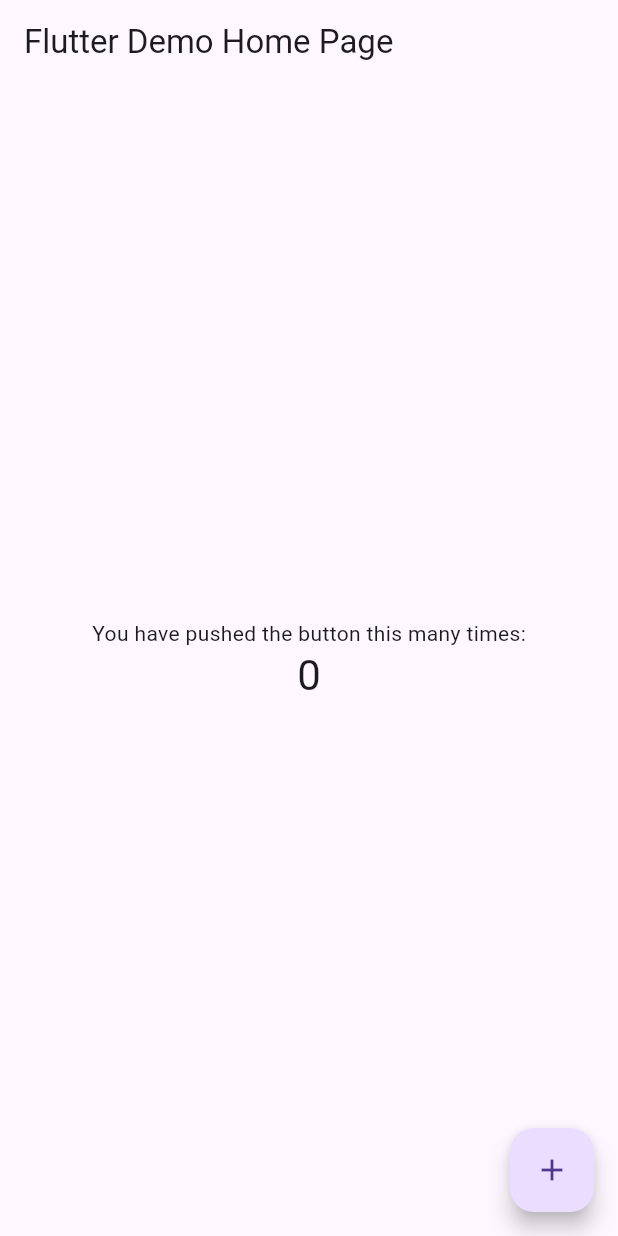
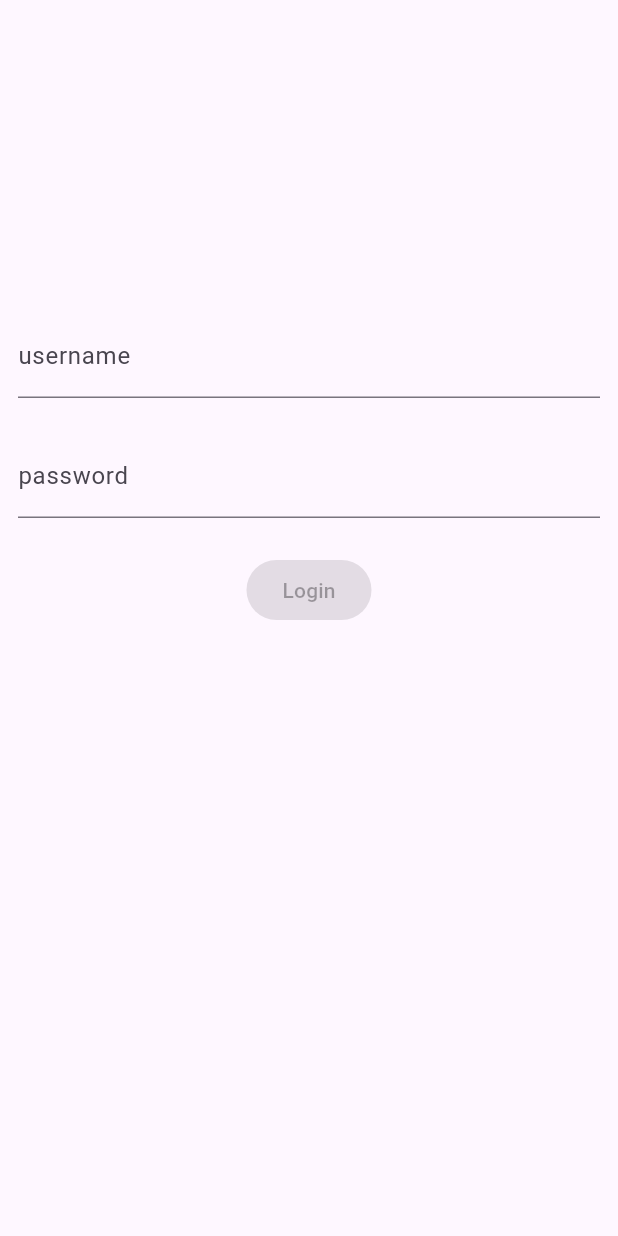
Before and after one commit to Autoshi-k/flutter-login, a Flutter app: the screen it shows after launch, on a phone screen of 412 x 824 dp. Run offline on Flutter 3.47's test engine with Material 3 defaults, Android fonts, the phone set to English and light mode, and no system bars; our stand-ins replace bloc, equatable, flutter_bloc, formz; accounts and stored records are empty.

Commit message:
completed the Bloc login tutorial

```diff
--- /dev/null
+++ b/lib/app.dart
@@ -0,0 +1,93 @@
+import 'package:authentication_repository/authentication_repository.dart';
+import 'package:basic_login/splash/splash.dart';
+import 'package:flutter/cupertino.dart';
+import 'package:flutter/material.dart';
+import 'package:flutter_bloc/flutter_bloc.dart';
+import 'package:user_repository/user_repository.dart';
+
+import 'features/home/view/home_page.dart';
+import 'features/login/bloc/authentication_bloc.dart';
+import 'features/login/view/login_page.dart';
+
+class App extends StatefulWidget {
+  const App({super.key});
+
+  @override
+  State<App> createState() => _AppState();
+}
+
+class _AppState extends State<App> {
+  late final AuthenticationRepository _authenticationRepository;
+  late final UserRepository _userRepository;
+
+  @override
+  void initState() {
+    super.initState();
+    _authenticationRepository = AuthenticationRepository();
+    _userRepository = UserRepository();
+  }
+
+  @override
+  void dispose() {
+    _authenticationRepository.dispose();
+    super.dispose();
+  }
+
+  @override
+  Widget build(BuildContext context) {
+    return RepositoryProvider.value(
+      value: _authenticationRepository,
+      child: BlocProvider(
+        create: (_) => AuthenticationBloc(
+          authenticationRepository: _authenticationRepository,
+          userRepository: _userRepository,
+        ),
+        child: const AppView(),
+      ),
+    );
+  }
+}
+
+class AppView extends StatefulWidget {
+  const AppView({super.key});
+
+  @override
+  State<AppView> createState() => _AppViewState();
+}
+
+class _AppViewState extends State<AppView> {
+  final _navigatorKey = GlobalKey<NavigatorState>();
+
+  NavigatorState get _navigator => _navigatorKey.currentState!;
+
+  @override
+  Widget build(BuildContext context) {
+    return MaterialApp(
+      navigatorKey: _navigatorKey,
+      builder: (context, child) {
+        return BlocListener<AuthenticationBloc, AuthenticationState>(
+          listener: (context, state) {
+            switch (state.status) {
+              case AuthenticationStatus.authenticated:
+                _navigator.pushAndRemoveUntil<void>(
+                  HomePage.route(),
+                  (route) => false,
+                );
+                break;
+              case AuthenticationStatus.unauthenticated:
+                _navigator.pushAndRemoveUntil<void>(
+                  LoginPage.route(),
+                  (route) => false,
+                );
+                break;
+              case AuthenticationStatus.unknown:
+                break;
+            }
+          },
+          child: child,
+        );
+      },
+      onGenerateRoute: (_) => SplashPage.route(),
+    );
+  }
+}
--- /dev/null
+++ b/lib/features/home/home_page.dart
@@ -0,0 +1 @@
+export 'view/home_page.dart';
--- /dev/null
+++ b/lib/features/home/view/home_page.dart
@@ -0,0 +1,41 @@
+import 'package:flutter/material.dart';
+import 'package:flutter_bloc/flutter_bloc.dart';
+
+import '../../login/bloc/authentication_bloc.dart';
+
+class HomePage extends StatelessWidget {
+  const HomePage({super.key});
+
+  static Route<void> route() {
+    return MaterialPageRoute<void>(builder: (_) => const HomePage());
+  }
+
+  @override
+  Widget build(BuildContext context) {
+    return Scaffold(
+      body: Center(
+        child: Column(
+          mainAxisSize: MainAxisSize.min,
+          children: <Widget>[
+            Builder(
+              builder: (context) {
+                final userId = context.select(
+                      (AuthenticationBloc bloc) => bloc.state.user.id,
+                );
+                return Text('UserID: $userId');
+              },
+            ),
+            ElevatedButton(
+              child: const Text('Logout'),
+              onPressed: () {
+                context
+                    .read<AuthenticationBloc>()
+                    .add(AuthenticationLogoutRequested());
+              },
+            ),
+          ],
+        ),
+      ),
+    );
+  }
+}
--- a/lib/features/login/bloc/authentication_event.dart
+++ b/lib/features/login/bloc/authentication_event.dart
@@ -1,14 +1,14 @@
 part of 'authentication_bloc.dart';
 
 @immutable
-sealed class AuthenticationEvent {
+class AuthenticationEvent {
   const AuthenticationEvent();
 }
 
-final class _AuthenticationStatusChanged extends AuthenticationEvent {
+class _AuthenticationStatusChanged extends AuthenticationEvent {
   const _AuthenticationStatusChanged(this.status);
 
   final AuthenticationStatus status;
 }
 
-final class AuthenticationLogoutRequested extends AuthenticationEvent {}
+class AuthenticationLogoutRequested extends AuthenticationEvent {}
--- /dev/null
+++ b/lib/features/login/bloc/login_bloc.dart
@@ -0,0 +1,67 @@
+import 'package:authentication_repository/authentication_repository.dart';
+import 'package:bloc/bloc.dart';
+import 'package:equatable/equatable.dart';
+import 'package:formz/formz.dart';
+
+import '../models/password.dart';
+import '../models/username.dart';
+
+part 'login_event.dart';
+part 'login_state.dart';
+
+class LoginBloc extends Bloc<LoginEvent, LoginState> {
+  LoginBloc({
+    required AuthenticationRepository authenticationRepository,
+  })  : _authenticationRepository = authenticationRepository,
+        super(const LoginState()) {
+    on<LoginUsernameChanged>(_onUsernameChanged);
+    on<LoginPasswordChanged>(_onPasswordChanged);
+    on<LoginSubmitted>(_onSubmitted);
+  }
+
+  final AuthenticationRepository _authenticationRepository;
+
+  void _onUsernameChanged(
+      LoginUsernameChanged event,
+      Emitter<LoginState> emit,
+      ) {
+    final username = Username.dirty(event.username);
+    emit(
+      state.copyWith(
+        username: username,
+        isValid: Formz.validate([state.password, username]),
+      ),
+    );
+  }
+
+  void _onPasswordChanged(
+      LoginPasswordChanged event,
+      Emitter<LoginState> emit,
+      ) {
+    final password = Password.dirty(event.password);
+    emit(
+      state.copyWith(
+        password: password,
+        isValid: Formz.validate([password, state.username]),
+      ),
+    );
+  }
+
+  Future<void> _onSubmitted(
+      LoginSubmitted event,
+      Emitter<LoginState> emit,
+      ) async {
+    if (state.isValid) {
+      emit(state.copyWith(status: FormzSubmissionStatus.inProgress));
+      try {
+        await _authenticationRepository.logIn(
+          username: state.username.value,
+          password: state.password.value,
+        );
+        emit(state.copyWith(status: FormzSubmissionStatus.success));
+      } catch (_) {
+        emit(state.copyWith(status: FormzSubmissionStatus.failure));
+      }
+    }
+  }
+}
--- /dev/null
+++ b/lib/features/login/bloc/login_event.dart
@@ -0,0 +1,30 @@
+part of 'login_bloc.dart';
+
+class LoginEvent extends Equatable {
+  const LoginEvent();
+
+  @override
+  List<Object> get props => [];
+}
+
+class LoginUsernameChanged extends LoginEvent {
+  const LoginUsernameChanged(this.username);
+
+  final String username;
+
+  @override
+  List<Object> get props => [username];
+}
+
+class LoginPasswordChanged extends LoginEvent {
+  const LoginPasswordChanged(this.password);
+
+  final String password;
+
+  @override
+  List<Object> get props => [password];
+}
+
+class LoginSubmitted extends LoginEvent {
+  const LoginSubmitted();
+}
--- /dev/null
+++ b/lib/features/login/bloc/login_state.dart
@@ -0,0 +1,32 @@
+part of 'login_bloc.dart';
+
+class LoginState extends Equatable {
+  const LoginState({
+    this.status = FormzSubmissionStatus.initial,
+    this.username = const Username.pure(),
+    this.password = const Password.pure(),
+    this.isValid = false,
+  });
+
+  final FormzSubmissionStatus status;
+  final Username username;
+  final Password password;
+  final bool isValid;
+
+  LoginState copyWith({
+    FormzSubmissionStatus? status,
+    Username? username,
+    Password? password,
+    bool? isValid,
+  }) {
+    return LoginState(
+      status: status ?? this.status,
+      username: username ?? this.username,
+      password: password ?? this.password,
+      isValid: isValid ?? this.isValid,
+    );
+  }
+
+  @override
+  List<Object> get props => [status, username, password];
+}
--- /dev/null
+++ b/lib/features/login/models/models.dart
@@ -0,0 +1,2 @@
+export 'password.dart';
+export 'username.dart';
--- /dev/null
+++ b/lib/features/login/models/password.dart
@@ -0,0 +1,14 @@
+import 'package:formz/formz.dart';
+
+enum PasswordValidationError { empty }
+
+class Password extends FormzInput<String, PasswordValidationError> {
+  const Password.pure() : super.pure('');
+  const Password.dirty([super.value = '']) : super.dirty();
+
+  @override
+  PasswordValidationError? validator(String value) {
+    if (value.isEmpty) return PasswordValidationError.empty;
+    return null;
+  }
+}
--- /dev/null
+++ b/lib/features/login/models/username.dart
@@ -0,0 +1,15 @@
+import 'package:formz/formz.dart';
+
+enum UsernameValidationError { empty, tooShort }
+
+class Username extends FormzInput<String, UsernameValidationError> {
+  const Username.pure() : super.pure('');
+  const Username.dirty([super.value = '']) : super.dirty();
+
+  @override
+  UsernameValidationError? validator(String value) {
+    if (value.isEmpty) return UsernameValidationError.empty;
+    if (value.length < 2) return UsernameValidationError.tooShort;
+    return null;
+  }
+}
--- /dev/null
+++ b/lib/features/login/view/login_form.dart
@@ -0,0 +1,101 @@
+import 'package:flutter/material.dart';
+import 'package:flutter_bloc/flutter_bloc.dart';
+import 'package:formz/formz.dart';
+
+import '../bloc/login_bloc.dart';
+
+class LoginForm extends StatelessWidget {
+  const LoginForm({super.key});
+
+  @override
+  Widget build(BuildContext context) {
+    return BlocListener<LoginBloc, LoginState>(
+      listener: (context, state) {
+        if (state.status.isFailure) {
+          ScaffoldMessenger.of(context)
+            ..hideCurrentSnackBar()
+            ..showSnackBar(
+              const SnackBar(content: Text('Authentication Failure')),
+            );
+        }
+      },
+      child: Align(
+        alignment: const Alignment(0, -1 / 3),
+        child: Column(
+          mainAxisSize: MainAxisSize.min,
+          children: [
+            _UsernameInput(),
+            const Padding(padding: EdgeInsets.all(12)),
+            _PasswordInput(),
+            const Padding(padding: EdgeInsets.all(12)),
+            _LoginButton(),
+          ],
+        ),
+      ),
+    );
+  }
+}
+
+class _UsernameInput extends StatelessWidget {
+  @override
+  Widget build(BuildContext context) {
+    return BlocBuilder<LoginBloc, LoginState>(
+      buildWhen: (previous, current) => previous.username != current.username,
+      builder: (context, state) {
+        return TextField(
+          key: const Key('loginForm_usernameInput_textField'),
+          onChanged: (username) =>
+              context.read<LoginBloc>().add(LoginUsernameChanged(username)),
+          decoration: InputDecoration(
+            labelText: 'username',
+            errorText:
+            state.username.displayError != null ? 'invalid username' : null,
+          ),
+        );
+      },
+    );
+  }
+}
+
+class _PasswordInput extends StatelessWidget {
+  @override
+  Widget build(BuildContext context) {
+    return BlocBuilder<LoginBloc, LoginState>(
+      buildWhen: (previous, current) => previous.password != current.password,
+      builder: (context, state) {
+        return TextField(
+          key: const Key('loginForm_passwordInput_textField'),
+          onChanged: (password) =>
+              context.read<LoginBloc>().add(LoginPasswordChanged(password)),
+          obscureText: true,
+          decoration: InputDecoration(
+            labelText: 'password',
+            errorText:
+            state.password.displayError != null ? 'invalid password' : null,
+          ),
+        );
+      },
+    );
+  }
+}
+
+class _LoginButton extends StatelessWidget {
+  @override
+  Widget build(BuildContext context) {
+    return BlocBuilder<LoginBloc, LoginState>(
+      builder: (context, state) {
+        return state.status.isInProgress
+            ? const CircularProgressIndicator()
+            : ElevatedButton(
+          key: const Key('loginForm_continue_raisedButton'),
+          onPressed: state.isValid
+              ? () {
+            context.read<LoginBloc>().add(const LoginSubmitted());
+          }
+              : null,
+          child: const Text('Login'),
+        );
+      },
+    );
+  }
+}
--- /dev/null
+++ b/lib/features/login/view/login_page.dart
@@ -0,0 +1,32 @@
+import 'package:authentication_repository/authentication_repository.dart';
+import 'package:basic_login/features/login/view/login_form.dart';
+import 'package:flutter/material.dart';
+import 'package:flutter_bloc/flutter_bloc.dart';
+
+import '../bloc/login_bloc.dart';
+
+class LoginPage extends StatelessWidget {
+  const LoginPage({super.key});
+
+  static Route<void> route() {
+    return MaterialPageRoute<void>(builder: (_) => const LoginPage());
+  }
+
+  @override
+  Widget build(BuildContext context) {
+    return Scaffold(
+      body: Padding(
+        padding: const EdgeInsets.all(12),
+        child: BlocProvider(
+          create: (context) {
+            return LoginBloc(
+              authenticationRepository:
+              RepositoryProvider.of<AuthenticationRepository>(context),
+            );
+          },
+          child: const LoginForm(),
+        ),
+      ),
+    );
+  }
+}
--- a/lib/main.dart
+++ b/lib/main.dart
@@ -1,115 +1,4 @@
-import 'package:flutter/material.dart';
+import 'package:basic_login/app.dart';
+import 'package:flutter/widgets.dart';
 
-void main() {
-  runApp(const MyApp());
-}
-
-class MyApp extends StatelessWidget {
-  const MyApp({super.key});
-
-  // This widget is the root of your application.
-  @override
-  Widget build(BuildContext context) {
-    return MaterialApp(
-      title: 'Flutter Demo',
-      theme: ThemeData(
-        // This is the theme of your application.
-        //
-        // Try running your application with "flutter run". You'll see the
-        // application has a blue toolbar. Then, without quitting the app, try
-        // changing the primarySwatch below to Colors.green and then invoke
-        // "hot reload" (press "r" in the console where you ran "flutter run",
-        // or simply save your changes to "hot reload" in a Flutter IDE).
-        // Notice that the counter didn't reset back to zero; the application
-        // is not restarted.
-        primarySwatch: Colors.blue,
-      ),
-      home: const MyHomePage(title: 'Flutter Demo Home Page'),
-    );
-  }
-}
-
-class MyHomePage extends StatefulWidget {
-  const MyHomePage({super.key, required this.title});
-
-  // This widget is the home page of your application. It is stateful, meaning
-  // that it has a State object (defined below) that contains fields that affect
-  // how it looks.
-
-  // This class is the configuration for the state. It holds the values (in this
-  // case the title) provided by the parent (in this case the App widget) and
-  // used by the build method of the State. Fields in a Widget subclass are
-  // always marked "final".
-
-  final String title;
-
-  @override
-  State<MyHomePage> createState() => _MyHomePageState();
-}
-
-class _MyHomePageState extends State<MyHomePage> {
-  int _counter = 0;
-
-  void _incrementCounter() {
-    setState(() {
-      // This call to setState tells the Flutter framework that something has
-      // changed in this State, which causes it to rerun the build method below
-      // so that the display can reflect the updated values. If we changed
-      // _counter without calling setState(), then the build method would not be
-      // called again, and so nothing would appear to happen.
-      _counter++;
-    });
-  }
-
-  @override
-  Widget build(BuildContext context) {
-    // This method is rerun every time setState is called, for instance as done
-    // by the _incrementCounter method above.
-    //
-    // The Flutter framework has been optimized to make rerunning build methods
-    // fast, so that you can just rebuild anything that needs updating rather
-    // than having to individually change instances of widgets.
-    return Scaffold(
-      appBar: AppBar(
-        // Here we take the value from the MyHomePage object that was created by
-        // the App.build method, and use it to set our appbar title.
-        title: Text(widget.title),
-      ),
-      body: Center(
-        // Center is a layout widget. It takes a single child and positions it
-        // in the middle of the parent.
-        child: Column(
-          // Column is also a layout widget. It takes a list of children and
-          // arranges them vertically. By default, it sizes itself to fit its
-          // children horizontally, and tries to be as tall as its parent.
-          //
-          // Invoke "debug painting" (press "p" in the console, choose the
-          // "Toggle Debug Paint" action from the Flutter Inspector in Android
-          // Studio, or the "Toggle Debug Paint" command in Visual Studio Code)
-          // to see the wireframe for each widget.
-          //
-          // Column has various properties to control how it sizes itself and
-          // how it positions its children. Here we use mainAxisAlignment to
-          // center the children vertically; the main axis here is the vertical
-          // axis because Columns are vertical (the cross axis would be
-          // horizontal).
-          mainAxisAlignment: MainAxisAlignment.center,
-          children: <Widget>[
-            const Text(
-              'You have pushed the button this many times:',
-            ),
-            Text(
-              '$_counter',
-              style: Theme.of(context).textTheme.headlineMedium,
-            ),
-          ],
-        ),
-      ),
-      floatingActionButton: FloatingActionButton(
-        onPressed: _incrementCounter,
-        tooltip: 'Increment',
-        child: const Icon(Icons.add),
-      ), // This trailing comma makes auto-formatting nicer for build methods.
-    );
-  }
-}
+void main() => runApp(const App());
--- /dev/null
+++ b/lib/splash/splash.dart
@@ -0,0 +1,16 @@
+import 'package:flutter/material.dart';
+
+class SplashPage extends StatelessWidget {
+  const SplashPage({super.key});
+
+  static Route<void> route() {
+    return MaterialPageRoute<void>(builder: (_) => const SplashPage());
+  }
+
+  @override
+  Widget build(BuildContext context) {
+    return const Scaffold(
+      body: Center(child: CircularProgressIndicator()),
+    );
+  }
+}
--- a/pubspec.yaml
+++ b/pubspec.yaml
@@ -33,7 +33,9 @@ dependencies:
     sdk: flutter
 
   bloc: ^8.1.0
+  equatable: ^2.0.0
   flutter_bloc: ^8.1.1
+  formz: ^0.6.0
 
   authentication_repository:
     path: packages/authentication_repository
```
Also changed, not shown: pubspec.lock.
